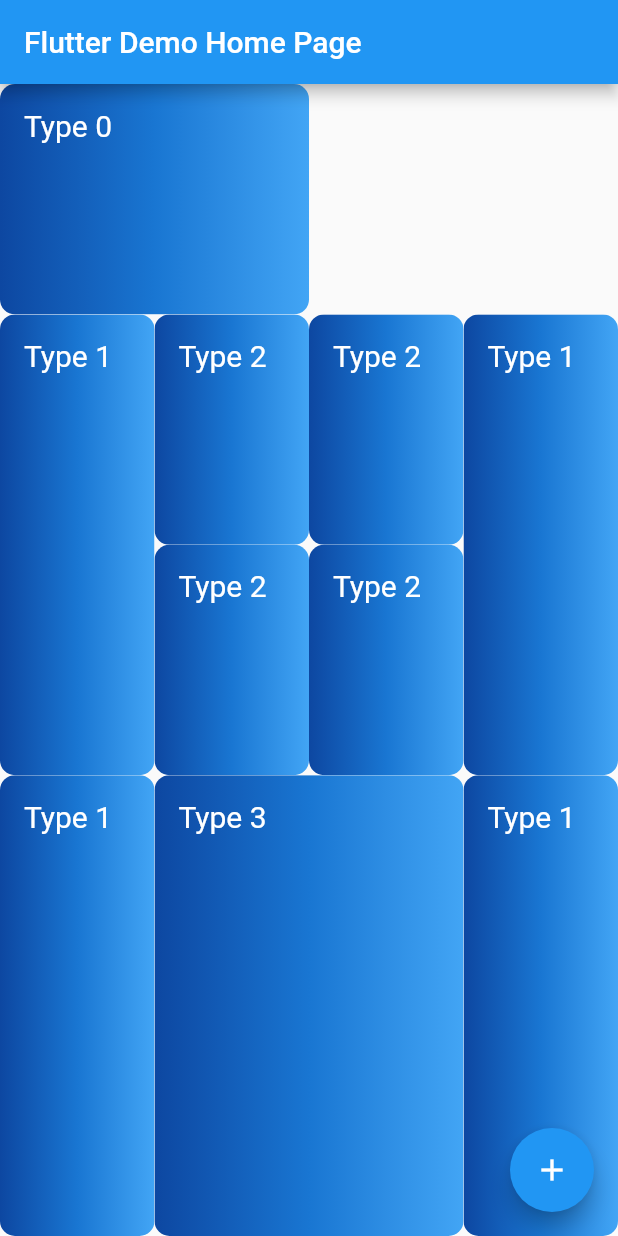
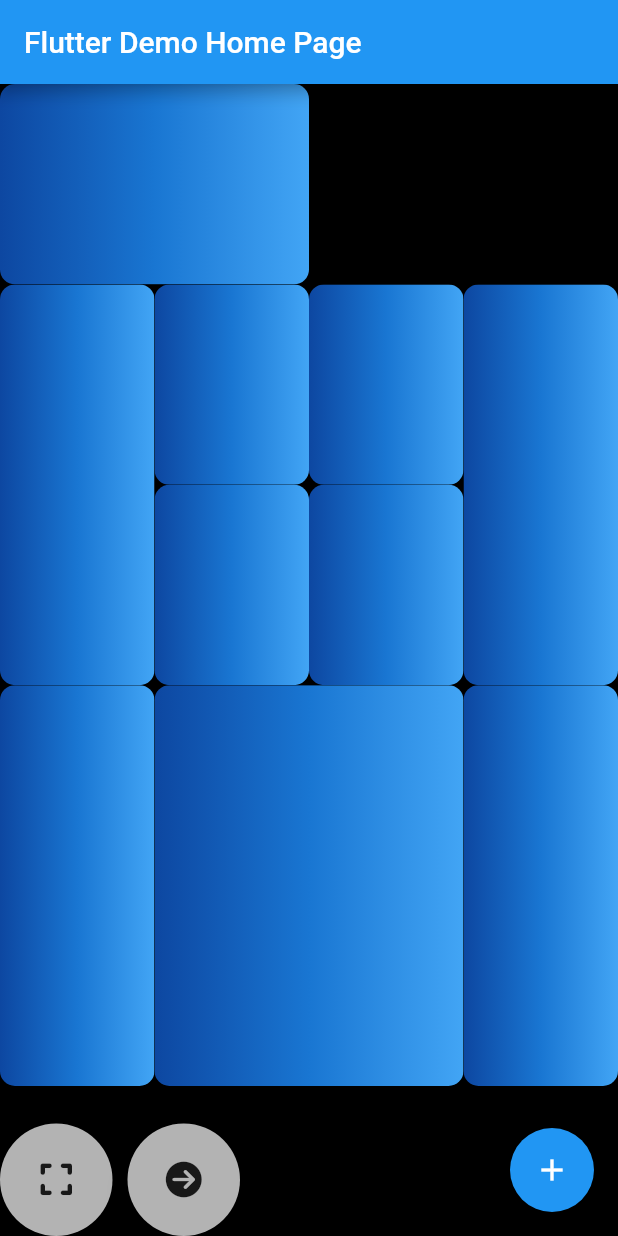
Before and after one commit to calebadavis/traffic_flutter, a Flutter app: the screen it shows after launch, after a tap on the "add" icon, on a phone screen of 412 x 824 dp. Run offline on Flutter 3.47's test engine with Material 2 defaults, Android fonts, the phone set to English and light mode, and no system bars; drawn by our look-alikes of flutter_layout_grid; our stand-ins replace font_awesome_flutter.

```diff
--- a/lib/main.dart
+++ b/lib/main.dart
@@ -1,6 +1,8 @@
 import 'package:flutter/material.dart';
 import 'package:flutter_layout_grid/flutter_layout_grid.dart';
+import 'package:font_awesome_flutter/font_awesome_flutter.dart';
 import 'package:traffic_flutter/model/board.dart';
+import 'package:traffic_flutter/round_icon_button.dart';
 
 import 'model/move_node.dart';
 import 'model/piece.dart';
@@ -29,6 +31,7 @@ class MyApp extends StatelessWidget {
         // Notice that the counter didn't reset back to zero; the application
         // is not restarted.
         primarySwatch: Colors.blue,
+        scaffoldBackgroundColor: Colors.black
       ),
       home: const MyHomePage(title: 'Flutter Demo Home Page'),
     );
@@ -54,9 +57,9 @@ class MyHomePage extends StatefulWidget {
 }
 
 class _MyHomePageState extends State<MyHomePage> {
-  int _counter = 0;
   Board b;
   List<MoveNode> solution = [];
+  bool solved = false;
 
   _MyHomePageState() : b = Board();
 
@@ -66,16 +69,10 @@ class _MyHomePageState extends State<MyHomePage> {
   void initState() {
     super.initState();
     b.initBoard();
-    MoveNode? solvedNode = b.solve();
+  }
 
-    if (solvedNode != null) {
-      curMove = 1;
-      for (MoveNode? mn = solvedNode; mn != null; mn = mn.getParent()) {
+  void showSolved({bool revert = false}) {
 
-        // Add each successive move to the solution moves list
-        solution.insert(0, mn);
-      }
-    }
   }
 
   void _rearrange(MoveNode mn) {
@@ -88,13 +85,28 @@ class _MyHomePageState extends State<MyHomePage> {
   }
 
   void _incrementCounter() {
+
+    if (!solved) {
+      MoveNode? solvedNode = b.solve();
+      solved = true;
+      if (solvedNode != null) {
+        curMove = 1;
+        for (MoveNode? mn = solvedNode; mn != null; mn = mn.getParent()) {
+
+          // Add each successive move to the solution moves list
+          solution.insert(0, mn);
+        }
+      }
+
+    }
+
+
     setState(() {
       // This call to setState tells the Flutter framework that something has
       // changed in this State, which causes it to rerun the build method below
       // so that the display can reflect the updated values. If we changed
       // _counter without calling setState(), then the build method would not be
       // called again, and so nothing would appear to happen.
-      _counter++;
 
       if (curMove < solution.length -1)
 
@@ -108,11 +120,7 @@ class _MyHomePageState extends State<MyHomePage> {
       }
 
 
-      // List<Piece> pieces = b.getPieces();
-      // Piece p0 = pieces[0];
-      // List<MoveDir> p0moves = pieces[0].getMoves();
-      // b.move(p0, p0moves[0]);
-      // b.printBoard();
+
     });
   }
 
@@ -160,6 +168,31 @@ class _MyHomePageState extends State<MyHomePage> {
             // ),
 
             buildGrid(b),
+            SizedBox(height: 25),
+            Row(
+                children: <Widget> [
+                  RoundIconButton(
+                      iconData: FontAwesomeIcons.expand,
+
+                      onTap: () {
+                        setState(() {
+                          //if (age > 0) --age;
+                        });
+                      }
+                  ),
+                  SizedBox(
+                      width: 10
+                  ),
+                  RoundIconButton(
+                      iconData: FontAwesomeIcons.arrowCircleRight,
+                      onTap: () {
+                        setState(() {
+                          //++age;
+                        });
+                      }
+                  )
+                ]
+            )
           ],
         ),
       ),
@@ -172,7 +205,6 @@ class _MyHomePageState extends State<MyHomePage> {
   }
 
   Widget buildGrid(Board b) {
-    bool colorFlip = true;
     List<TrackSize>
       columnSizes = [],
       rowSizes = [];
@@ -200,12 +232,7 @@ class _MyHomePageState extends State<MyHomePage> {
             child: SizedBox(
               width: double.infinity,
               height: double.infinity,
-              child: generateButton('Type ${pt.getId()}')
-              // FlatButton(
-              //   color: (colorFlip=!colorFlip) ? Colors.red : Colors.blue,
-              //   child: Text('Type ${pt.getId()}'),
-              //   onPressed: () {  }
-              // )
+              child: generateButton(p)
             )
           )
       );
@@ -220,12 +247,29 @@ class _MyHomePageState extends State<MyHomePage> {
     );
   }
 
-  Widget generateButton(String text) {
+  Widget generateButton(Piece p) {
     return ClipRRect(
         borderRadius: BorderRadius.circular(10),
         child: Stack(
           children: <Widget>[
             Positioned.fill(
+              child: GestureDetector(
+                onHorizontalDragEnd: (DragEndDetails dsd) {
+                  print('horizontal swipe');
+                  MoveDir dir = (dsd.primaryVelocity! < 0) ? MoveDir.LEFT : MoveDir.RIGHT;
+                  if (p.getMoves().contains(dir))
+                    setState(() {
+                      b.move(p, dir);
+                    });
+                },
+                onVerticalDragEnd: (DragEndDetails dsd) {
+                  print('vertical swipe');
+                  MoveDir dir = (dsd.primaryVelocity! < 0) ? MoveDir.UP : MoveDir.DOWN;
+                  if (p.getMoves().contains(dir))
+                    setState(() {
+                      b.move(p, dir);
+                    });
+                },
                 child: Container(
                   decoration: const BoxDecoration(
                     gradient: LinearGradient(
@@ -238,14 +282,6 @@ class _MyHomePageState extends State<MyHomePage> {
                   ),
                 ),
               ),
-            TextButton(
-              style: TextButton.styleFrom(
-                padding: const EdgeInsets.all(16.0),
-                primary: Colors.white,
-                textStyle: const TextStyle(fontSize: 20),
-              ),
-              onPressed: () {},
-              child: Text(text),
             ),
           ],
         )
--- a/lib/model/board.dart
+++ b/lib/model/board.dart
@@ -17,6 +17,7 @@ class Board {
   List<PieceType> _types;
 
   List<int> _solvedBoard = [];
+  late List<int> _startingBoard ;
 
   Board({int height = DEFAULT_HEIGHT, int width = DEFAULT_WIDTH})
       :
@@ -62,6 +63,8 @@ class Board {
     _solvedBoard[15] = 1;
 
     for (Piece p in _pieces) storeMoves(p);
+
+    _startingBoard = pieceLocs();
 
     for (List<int> row in _aBoard)
       print(row);
@@ -351,6 +354,10 @@ class Board {
     return _solvedBoard;
   }
 
+  List<int> getStartingBoard() {
+    return _startingBoard;
+  }
+
   void storeMoves(Piece p) {
     // Conceptually this method 'picks up' the piece from the board array,
     // then checks if the spots the piece would cover are clear in each of
--- /dev/null
+++ b/lib/round_icon_button.dart
@@ -0,0 +1,29 @@
+import 'package:flutter/material.dart';
+class RoundIconButton extends StatelessWidget {
+
+  final IconData iconData;
+  final Function() onTap;
+  final Function(LongPressStartDetails)? onLongPressStart;
+  final Function(LongPressEndDetails)? onLongPressEnd;
+
+  RoundIconButton({required this.iconData, required this.onTap, this.onLongPressStart, this.onLongPressEnd});
+
+  @override
+  Widget build(BuildContext context) {
+    return GestureDetector(
+      onLongPressStart: onLongPressStart,
+      onLongPressEnd: onLongPressEnd,
+      child: RawMaterialButton(
+        onPressed: onTap,
+        child: Icon(iconData),
+        elevation: 6,
+        constraints: BoxConstraints.tightFor(
+          width: 75,
+          height: 75
+        ),
+        shape: CircleBorder(),
+        fillColor: Colors.white70//Color(0xFF4C4F5E)
+      ),
+    );
+  }
+}
--- a/pubspec.yaml
+++ b/pubspec.yaml
@@ -36,6 +36,7 @@ dependencies:
   cupertino_icons: ^1.0.2
 
   flutter_layout_grid: ^1.0.0
+  font_awesome_flutter: 10.0.0-beta
 
 dev_dependencies:
   flutter_test:
```
Lines whose indentation alone changed are shown as unchanged.
